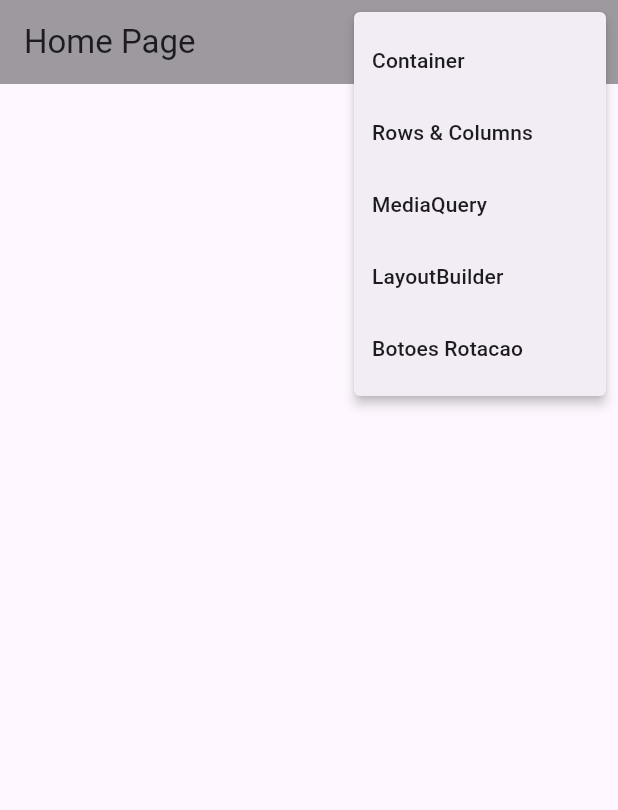
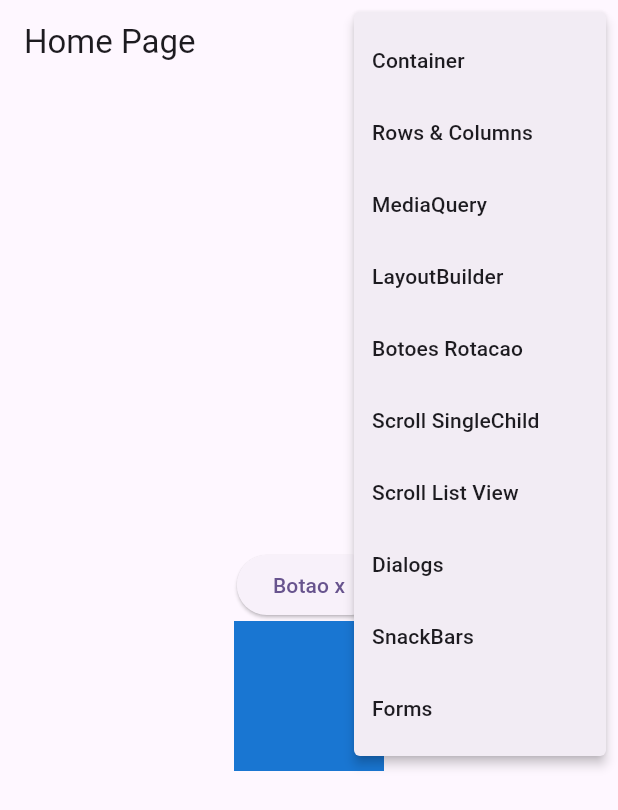
Before and after one commit to CSIRamone/FlutterCourse, a Flutter app: the screen it shows after launch, after a tap on the "animation" icon, on a phone screen of 412 x 824 dp. Shown: the top 810 px of the screen. Run offline on Flutter 3.47's test engine with Material 3 defaults, Android fonts, the phone set to English and light mode, and no system bars; our stand-ins replace device_preview; network calls fail.

Commit message:
Flutter aula formulario cont

```diff
--- a/flutter_primeiro_projeto/lib/main.dart
+++ b/flutter_primeiro_projeto/lib/main.dart
@@ -2,11 +2,16 @@
 import 'package:flutter/material.dart';
 
 import 'package:flutter_primeiro_projeto/pages/container/container_page.dart';
+import 'package:flutter_primeiro_projeto/pages/dialogs/dialogs_page.dart';
+import 'package:flutter_primeiro_projeto/pages/forms/forms_page.dart';
 import 'package:flutter_primeiro_projeto/pages/home/home_page.dart';
 import 'package:flutter_primeiro_projeto/pages/layout_builder/layout_buiilder_page.dart';
 import 'package:flutter_primeiro_projeto/pages/media_query/media_query_page.dart';
 import 'package:flutter_primeiro_projeto/pages/rows_columns/rows_column_page.dart';
 import 'package:device_preview/device_preview.dart';
+import 'package:flutter_primeiro_projeto/pages/scrolls/listview_page.dart';
+import 'package:flutter_primeiro_projeto/pages/scrolls/singlechildscrollview_page.dart';
+import 'package:flutter_primeiro_projeto/pages/snackbars/snackbars_page.dart';
 
 import 'pages/botoes_rotacao_texto/botoes_rotacao_texto.dart';
 
@@ -36,6 +41,11 @@ class MyApp extends StatelessWidget {
         '/media_query': (_) => const MediaQueryPage(),
         '/layout_builder': (_) => const LayoutBuilderPage(),
         '/botoes_rotacao': (_) =>  const BotoesRotacaoTexto(),
+        '/scrolls/single_child' : (_) => const SinglechildscrollviewPage(),
+        '/scrolls/list_view' : (_) => const ListviewPage(),
+        '/dialogs/dialogs_page' : (_) => const DialogsPage(),
+        '/snackbars' : (_) => const SnackbarsPage(),
+        '/forms': (_) => const FormsPage(),
       },
 
     );
--- a/flutter_primeiro_projeto/lib/pages/home/home_page.dart
+++ b/flutter_primeiro_projeto/lib/pages/home/home_page.dart
@@ -6,6 +6,11 @@ import 'package:flutter/material.dart';
     mediaquery,
     layoutbuilder,
     botoesrotacao,
+    scrollssinglechild,
+    listview,
+    dialogs,
+    snackbars,
+    forms,
 
   }
 
@@ -17,7 +22,8 @@ class HomePage extends StatelessWidget {
    Widget build(BuildContext context) {
        return Scaffold(
            appBar: AppBar(
-            backgroundColor: Colors.black38,
+            //backgroundColor: Colors.black38,
+
             title: const Text('Home Page'),
             actions: [
               PopupMenuButton<PopupMenuPages>(
@@ -39,6 +45,21 @@ class HomePage extends StatelessWidget {
                     break;
                     case PopupMenuPages.botoesrotacao:
                       Navigator.of(context).pushNamed('/botoes_rotacao');
+                    break;
+                    case PopupMenuPages.scrollssinglechild:
+                      Navigator.of(context).pushNamed('/scrolls/single_child');
+                    break;
+                    case PopupMenuPages.listview:
+                      Navigator.of(context).pushNamed('/scrolls/list_view');
+                    break;
+                    case PopupMenuPages.dialogs:
+                      Navigator.of(context).pushNamed('/dialogs/dialogs_page');
+                    break;
+                    case PopupMenuPages.snackbars:
+                      Navigator.of(context).pushNamed('/snackbars');
+                    break;
+                    case PopupMenuPages.forms:
+                      Navigator.of(context).pushNamed('/forms');
                     break;
                   }
                 },
@@ -64,10 +85,65 @@ class HomePage extends StatelessWidget {
                     value: PopupMenuPages.botoesrotacao,
                     child: Text('Botoes Rotacao'),
                     ),
+                    const PopupMenuItem<PopupMenuPages>(
+                    value: PopupMenuPages.scrollssinglechild,
+                    child: Text('Scroll SingleChild'),
+                    ),
+                    const PopupMenuItem<PopupMenuPages>(
+                    value: PopupMenuPages.listview,
+                    child: Text('Scroll List View'),
+                    ),
+                    const PopupMenuItem<PopupMenuPages>(
+                    value: PopupMenuPages.dialogs,
+                    child: Text('Dialogs'),
+                    ),
+                    const PopupMenuItem<PopupMenuPages>(
+                    value: PopupMenuPages.snackbars,
+                    child: Text('SnackBars'),
+                    ),
+                    const PopupMenuItem<PopupMenuPages>(
+                    value: PopupMenuPages.forms,
+                    child: Text('Forms'),
+                    ),
                 ];
               })
             ],),
-           body: Container(),
+           body: //Theme(
+            //data: Theme.of(context).copyWith(
+             // primaryColor: Colors.grey,
+            //),
+            Center(
+              child: Column(
+                mainAxisAlignment: MainAxisAlignment.center,
+                children: [
+                  ElevatedButton(
+                    onPressed: () {},
+                    child: const Text('Botao x'),
+                    ),
+                  Container(
+                    height: 100,
+                    width: 100,
+                    color: Theme.of(context).primaryColorDark,
+                  ),
+                ],
+              ),
+                ),
        );
   }
 }
+
+/*class ContainerX extends StatelessWidget {
+
+  const ContainerX({ Key? key }) : super(key: key);
+
+   @override
+   Widget build(BuildContext context) {
+       return Scaffold(
+           body: Container(
+        height: 100,
+        width: 100,
+        color: Theme.of(context).primaryColorDark,
+      ),
+       );
+  }
+}*/
```
Also changed, not shown: flutter_primeiro_projeto/lib/pages/dialogs/dialog_custom.dart (added, +24 -0 lines), flutter_primeiro_projeto/lib/pages/dialogs/dialogs_page.dart (added, +127 -0 lines), flutter_primeiro_projeto/lib/pages/forms/forms_page.dart (added, +91 -0 lines), flutter_primeiro_projeto/lib/pages/scrolls/listview_page.dart (added, +34 -0 lines), flutter_primeiro_projeto/lib/pages/scrolls/singlechildscrollview_page.dart (added, +49 -0 lines), flutter_primeiro_projeto/lib/pages/snackbars/snackbars_page.dart (added, +44 -0 lines), 2 other files.
